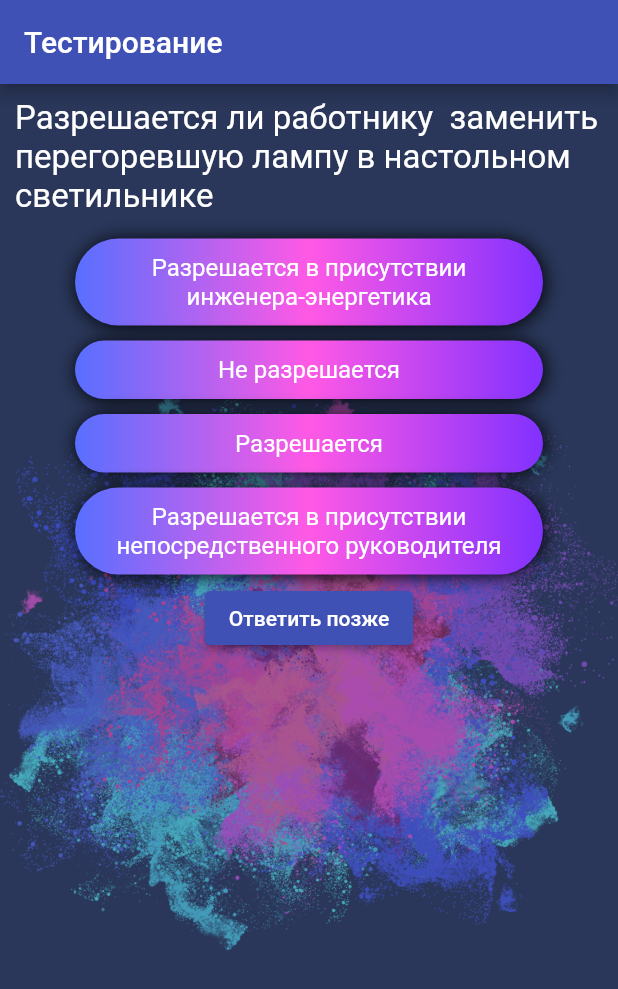
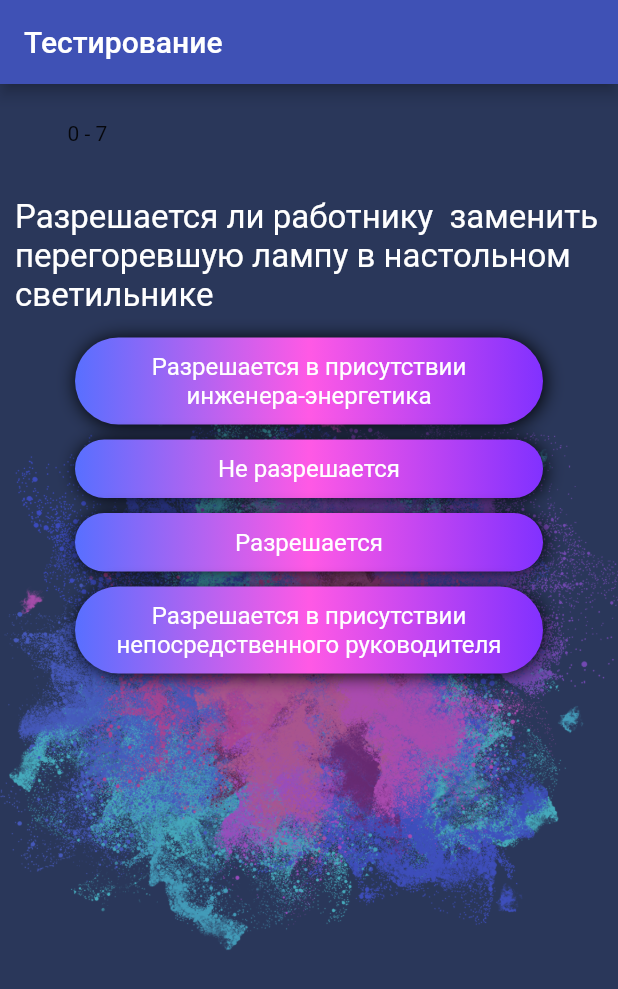
Before and after one commit to IDHaunter/quiz, a Flutter app: the screen it shows after launch, on a phone screen of 412 x 824 dp. Shown: the top 989 px of the screen. Run offline on Flutter 3.47's test engine with Material 2 defaults, Android fonts, the light colour scheme and no system bars; Roboto replaces fonts that are missing (Georgia).

Commit message:
OnChangeAnswer appended

```diff
--- a/lib/pages/home_page.dart
+++ b/lib/pages/home_page.dart
@@ -1,6 +1,7 @@
 import 'package:flutter/material.dart';
 import 'package:quiz/models/question.dart';
 import 'package:quiz/widgets/answer.dart';
+import 'package:quiz/widgets/progress_bar.dart';
 
 /*class HomePage extends StatelessWidget {
   @override
@@ -32,6 +33,27 @@ class _HomePageState extends State<HomePage> {
   final QuestionData data = QuestionData();
   int _countResult = 0;
   int _questionIndex = 0;
+  List<Icon> _icons = [];
+
+  //Обработчик для обнуления состояний
+  void _clearState() => setState(() {
+  _countResult = 0;
+  _questionIndex = 0;
+  _icons = [];
+  } );
+
+  void _onChangeAnswer(bool isCorrect) {
+    setState(() {
+      if (isCorrect) {
+        _icons.add(Icon(Icons.brightness_1, color: Color(0xFFbd27FF),));
+        _countResult++;
+      } else {
+        _icons.add(Icon(Icons.brightness_1, color: Color(0xFF000000),));
+      }
+
+      _questionIndex += 1;
+    });
+  }
 
   @override
   Widget build(BuildContext context) {
@@ -49,16 +71,20 @@ class _HomePageState extends State<HomePage> {
             )),
         child: Column(
           children: <Widget>[
+            ProgressBar(icons: _icons, count: _questionIndex, total: data.questions.length,),
             Container(
               padding: EdgeInsets.all(10.0),
               child: Text(data.questions[_questionIndex].title,
               style: Theme.of(context).textTheme.caption,),
             ),
             ...data.questions[_questionIndex].answers.map(
-                    (value) => Answer(title: value['answer'], )
+                    (value) => Answer(title: value['answer'],
+                    //передаём функцию без! скобок т.к. мы её не вызываем!
+                      onChangeAnswer: _onChangeAnswer,
+                    isCorrect: value.containsKey('isCorrect') ? true : false,)
             ).toList(),
 
-            ElevatedButton(onPressed: () => setState(()=>_questionIndex++), child: Text('Ответить позже'))
+           // ElevatedButton(onPressed: () => setState(()=>_questionIndex++), child: Text('Ответить позже'))
           ],
         ),
       ),
--- a/lib/widgets/answer.dart
+++ b/lib/widgets/answer.dart
@@ -3,12 +3,18 @@ import 'package:flutter/material.dart';
 class Answer extends StatelessWidget {
 //  const Answer({Key? key}) : super(key: key);
   final String title;
+  final isCorrect;
+  final Function onChangeAnswer;
 
-Answer( {Key key, this.title}) : super(key: key);
+  Answer({Key key, this.title, this.isCorrect, this.onChangeAnswer})
+      : super(key: key);
 
   @override
   Widget build(BuildContext context) {
-    return Container(
+    return GestureDetector(
+      //Обернули функцию в анонимную функцию т.к. нужно еще передать параметр
+      onTap: () => onChangeAnswer(isCorrect),
+      child: Container(
         margin: EdgeInsets.symmetric(horizontal: 50, vertical: 5),
         padding: EdgeInsets.all(10),
         width: double.infinity,
@@ -21,13 +27,17 @@ Answer( {Key key, this.title}) : super(key: key);
               )
             ],
             borderRadius: BorderRadius.circular(30),
-        gradient: LinearGradient(colors: [Color(0xFF586FFF),Color(0xFFFF59e5),Color(0xFF8131FF),])
-      ),
+            gradient: LinearGradient(colors: [
+              Color(0xFF586FFF),
+              Color(0xFFFF59e5),
+              Color(0xFF8131FF),
+            ])),
         child: Text(
           title,
           textAlign: TextAlign.center,
           style: TextStyle(fontSize: 16, color: Colors.white),
         ),
+      ),
     );
   }
 }
--- /dev/null
+++ b/lib/widgets/progress_bar.dart
@@ -0,0 +1,28 @@
+import 'package:flutter/material.dart';
+
+class ProgressBar extends StatelessWidget {
+  final icons;
+  final count;
+  final total;
+
+  ProgressBar({Key key, this.icons, this.count, this.total}) : super(key: key);
+
+  @override
+  Widget build(BuildContext context) {
+    return Container(
+      padding: const EdgeInsets.all(15),
+      margin: EdgeInsets.symmetric(vertical: 10, horizontal: 30),
+      child: Row(
+        mainAxisAlignment: MainAxisAlignment.start,
+        children: [
+          FittedBox(
+            fit: BoxFit.contain,
+            child: Text('$count - $total'),
+          ),
+          SizedBox(width: 10,),
+          ...icons,
+        ],
+      ),
+    );
+  }
+}
```
Also changed, not shown: lib/widgets/quiz.dart (added, +16 -0 lines). Lines whose indentation alone changed are shown as unchanged.
